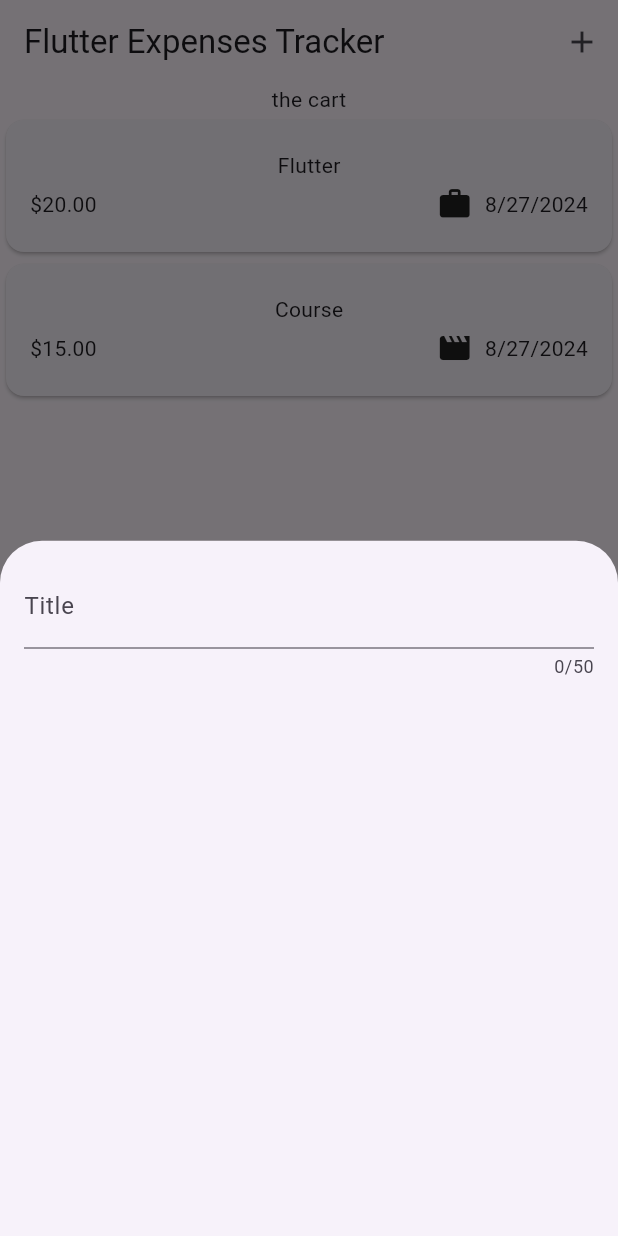
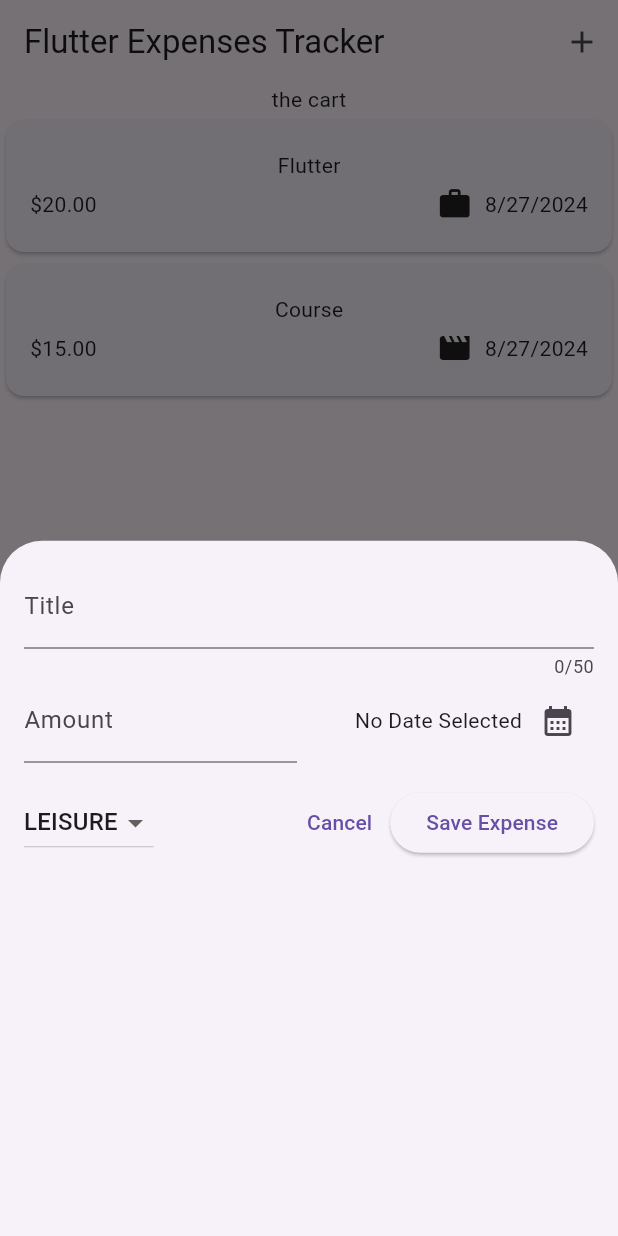
Before and after one commit to kanakonagiri/expense_tracker, a Flutter app: the screen it shows after launch, after a tap on the "add" icon, on a phone screen of 412 x 824 dp. Run offline on Flutter 3.47's test engine with Material 3 defaults, Android fonts, the phone set to English and light mode, and no system bars.

Commit message:
費用追加

```diff
--- a/lib/widget/new_expense.dart
+++ b/lib/widget/new_expense.dart
@@ -1,4 +1,6 @@
+import 'package:flutter/foundation.dart';
 import 'package:flutter/material.dart';
+import 'package:expense_tracker/model/expense.dart';
 
 class NewExpense extends StatefulWidget {
   const NewExpense({super.key});
@@ -10,19 +12,120 @@ class NewExpense extends StatefulWidget {
 }
 
 class _NewExpenseState extends State<NewExpense> {
+  final _titleController = TextEditingController();
+  final _amountController = TextEditingController();
+  DateTime? _selectedDate;
+  ExpenseCategory? _selectedCategory = ExpenseCategory.leisure;
+
+  void _presentDatePicker() async {
+    final now = DateTime.now();
+    final firstDate = DateTime(now.year - 1, now.month, now.day);
+    final pickedDate = await showDatePicker(
+      context: context,
+      initialDate: now,
+      firstDate: firstDate,
+      lastDate: now,
+    );
+    setState(() {
+      _selectedDate = pickedDate;
+    });
+  }
+
+  @override
+  void dispose() {
+    _titleController.dispose();
+    _amountController.dispose();
+    super.dispose();
+  }
+
   @override
   Widget build(BuildContext context) {
-    return const Padding(
-      padding: EdgeInsets.all(16),
+    return Padding(
+      padding: const EdgeInsets.all(16),
       child: Column(
         children: [
           TextField(
+            controller: _titleController,
             maxLength: 50,
             keyboardType: TextInputType.text,
-            decoration: InputDecoration(
+            decoration: const InputDecoration(
               labelText: 'Title',
             ),
           ),
+          Row(
+            children: [
+              Expanded(
+                child: TextField(
+                  controller: _amountController,
+                  keyboardType: TextInputType.number,
+                  decoration: const InputDecoration(
+                    prefixText: '\$',
+                    label: Text('Amount'),
+                  ),
+                ),
+              ),
+              const SizedBox(width: 16),
+              Expanded(
+                child: Row(
+                  mainAxisAlignment: MainAxisAlignment.end,
+                  crossAxisAlignment: CrossAxisAlignment.center,
+                  children: [
+                    Text(
+                      _selectedDate == null
+                          ? 'No Date Selected'
+                          : formatter.format(_selectedDate!),
+                    ),
+                    IconButton(
+                      onPressed: _presentDatePicker,
+                      icon: const Icon(Icons.calendar_month),
+                    ),
+                  ],
+                ),
+              ),
+            ],
+          ),
+          const SizedBox(height: 16),
+          Row(
+            children: [
+              DropdownButton(
+                value: _selectedCategory,
+                items: ExpenseCategory.values
+                    .map(
+                      (category) => DropdownMenuItem(
+                        value: category,
+                        child: Text(
+                          category.name.toUpperCase(),
+                        ),
+                      ),
+                    )
+                    .toList(),
+                onChanged: (value) {
+                  if (value == null) {
+                    return;
+                  }
+                  setState(
+                    () {
+                      _selectedCategory = value;
+                    },
+                  );
+                },
+              ),
+              const Spacer(),
+              TextButton(
+                onPressed: () {
+                  Navigator.pop(context);
+                },
+                child: const Text('Cancel'),
+              ),
+              ElevatedButton(
+                onPressed: () {
+                  print(_titleController.text);
+                  print(_amountController.text);
+                },
+                child: const Text('Save Expense'),
+              ),
+            ],
+          )
         ],
       ),
     );
```
